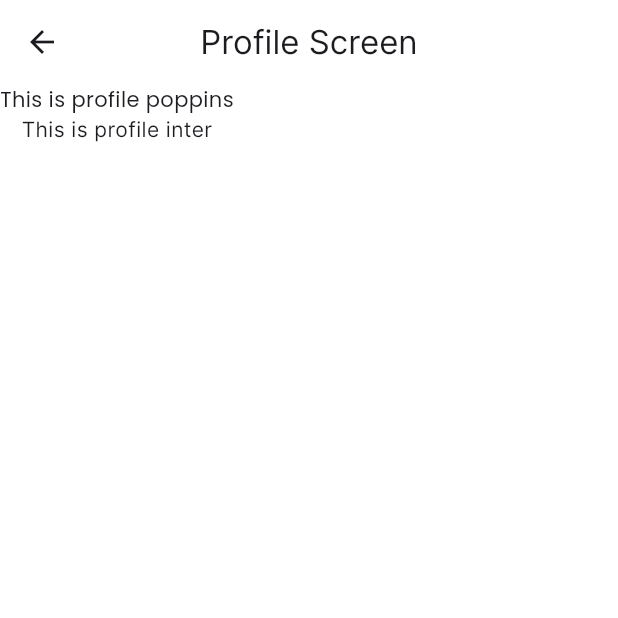
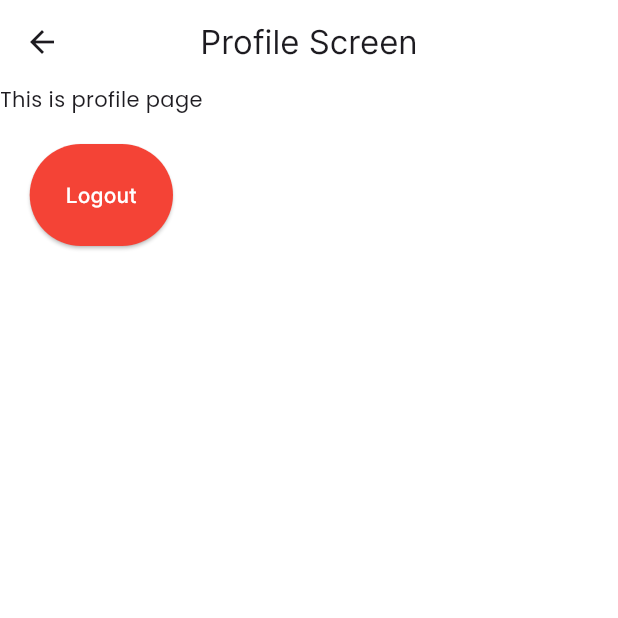
Before and after one commit to MargarethaNaibaho/freshly-dropped-mobile, a Flutter app: the ProfileScreen screen opened directly, on a phone screen of 412 x 824 dp, the top half of it. Run offline on Flutter 3.47's test engine with Material 3 defaults, Android fonts, the phone set to English and light mode, and no system bars; our stand-ins replace device_preview, fluentui_icons, flutter_secure_storage, flutter_svg; accounts and stored records are empty.

Commit message:
feat: done making logout

```diff
--- a/lib/screens/profile_screen.dart
+++ b/lib/screens/profile_screen.dart
@@ -1,7 +1,16 @@
 import 'package:flutter/material.dart';
+import 'package:freshy_food/services/auth_service.dart';
 
 class ProfileScreen extends StatelessWidget {
   const ProfileScreen({super.key});
+
+  void _handleLogout(BuildContext context) async{
+    final authService = AuthService();
+
+    await authService.logout();
+
+    Navigator.pushReplacementNamed(context, '/login');
+  }
 
   @override
   Widget build(BuildContext context) {
@@ -15,11 +24,20 @@ class ProfileScreen extends StatelessWidget {
       body: Column(
         children: [
           Text(
-            "This is profile poppins",
+            "This is profile page",
             style: TextStyle(fontFamily: 'Poppins'),
           ),
-          Text(
-            "This is profile inter",
+          const SizedBox(height: 20,),
+          ElevatedButton(
+            onPressed: () => _handleLogout(context),
+            style: ElevatedButton.styleFrom(
+              backgroundColor: Colors.red,
+              padding: const EdgeInsets.all(24),
+            ),
+            child: const Text(
+              "Logout",
+              style: TextStyle(color: Colors.white),
+            )
           ),
         ],
       )
```
